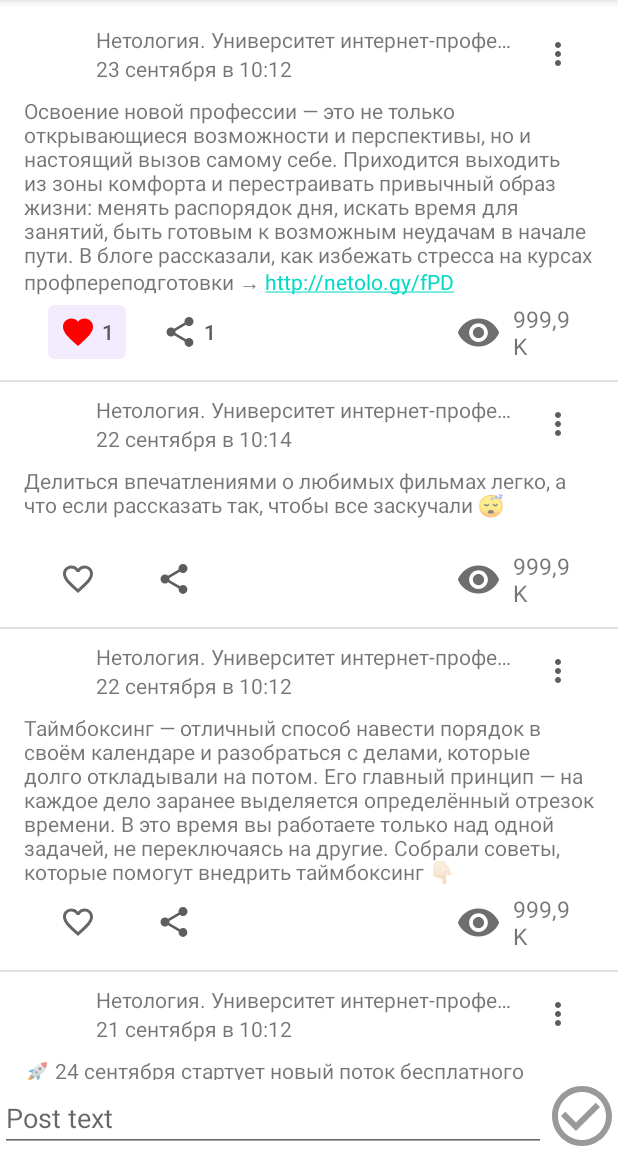
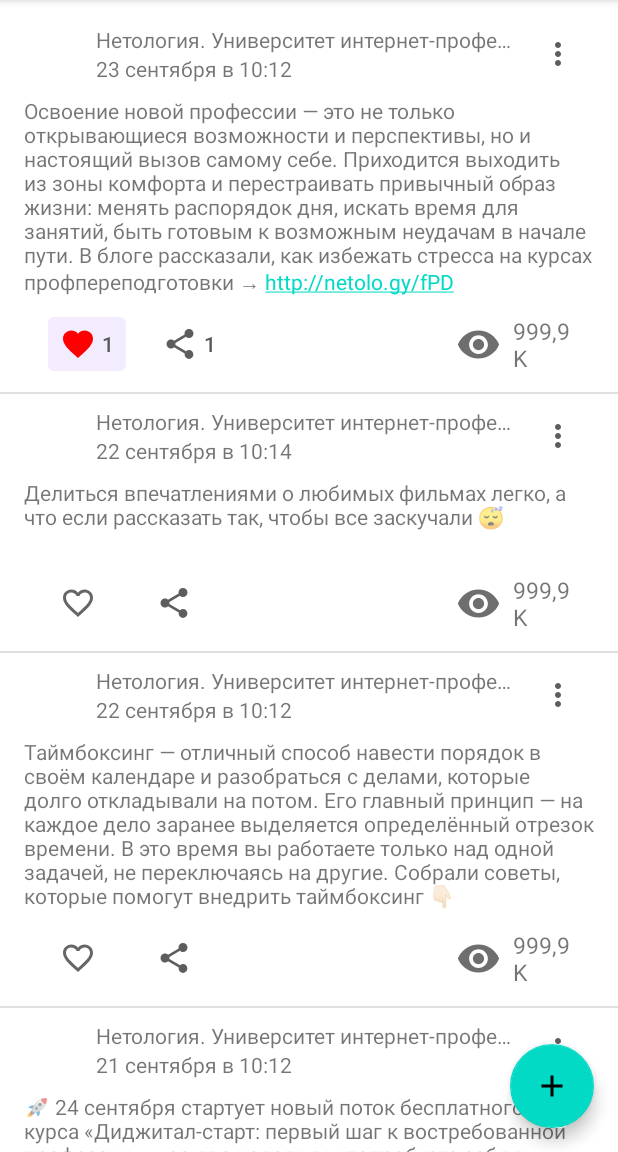
Before and after one commit to tyupik/and_first_app, an Android app: the screen it shows after launch (MainActivity), after a tap on an icon or button, on a phone screen of 412 x 824 dp, the part 84-1236 px from its top. Run offline under Robolectric (Android 15) with nearby library versions, the phone set to English and light mode, and no system bars; 3 other taps on this screen came first.

Commit message:
add new post activity

```diff
--- a/app/build.gradle
+++ b/app/build.gradle
@@ -20,6 +20,7 @@ android {
 
     buildFeatures {
         viewBinding = true
+
     }
 
     buildTypes {
--- a/app/src/main/java/ru/netology/nmedia/MainActivity.kt
+++ b/app/src/main/java/ru/netology/nmedia/MainActivity.kt
@@ -1,12 +1,12 @@
 package ru.netology.nmedia
 
+import android.app.Activity
+import android.content.Intent
 import androidx.appcompat.app.AppCompatActivity
 import android.os.Bundle
 import android.widget.Toast
 import androidx.activity.viewModels
 import androidx.constraintlayout.widget.Group
-import androidx.core.view.isInvisible
-import androidx.core.view.isVisible
 import androidx.recyclerview.widget.DividerItemDecoration
 import kotlinx.android.synthetic.main.activity_main.*
 import kotlinx.android.synthetic.main.activity_main.view.*
@@ -18,16 +18,22 @@ import ru.netology.nmedia.viewmodel.PostViewModel
 
 
 class MainActivity : AppCompatActivity() {
+    private val newPostRequestCode = 1
+    val viewModel: PostViewModel by viewModels()
     override fun onCreate(savedInstanceState: Bundle?) {
         super.onCreate(savedInstanceState)
         val binding = ActivityMainBinding.inflate(layoutInflater)
         setContentView(binding.root)
+        val adapter = PostAdapter(
+            object : PostAdapterClickListener {
+                override fun onEditClicked(post: Post) {
 
-        val viewModel: PostViewModel by viewModels()
-        val adapter = PostAdapter(
-            object: PostAdapterClickListener {
-                override fun onEditClicked(post: Post) {
-                    binding.root.edit_group.visibility = Group.VISIBLE
+                    val intent = Intent (this@MainActivity, NewPostActivity::class.java).apply {
+                        action = "post.content"
+                        putExtra("post.text", post.content)
+                    }
+                    startActivityForResult(intent, newPostRequestCode)
+
                     viewModel.edit(post)
                 }
 
@@ -40,8 +46,18 @@ class MainActivity : AppCompatActivity() {
                 }
 
                 override fun onShareClicked(post: Post) {
+
+                    val intent = Intent().apply {
+                        action = Intent.ACTION_SEND
+                        putExtra(Intent.EXTRA_TEXT, post.content)
+                        type = "text/plain"
+                    }
+
+                    val shareIntent = Intent.createChooser(intent, getString(R.string.chooser_share_post))
+                    startActivity(shareIntent)
                     viewModel.shareById(post.id)
                 }
+
 
             }
         )
@@ -49,18 +65,12 @@ class MainActivity : AppCompatActivity() {
         binding.list.adapter = adapter
         binding.list.addItemDecoration(DividerItemDecoration(this, DividerItemDecoration.VERTICAL))
         viewModel.data.observe(this, adapter::submitList)
-        viewModel.edited.observe(this) {
-            binding.content.setText(it.content)
-            binding.editableText.text = it.content
-            if (it.content.isNotBlank()) {
-                binding.content.requestFocus()
-            }
-        }
 
-        binding.save.setOnClickListener{
-            val text = binding.content.text?.toString().orEmpty()
+        binding.save.setOnClickListener {
+            val text = binding.content.text?.toString().orEmpty().trim()
             if (text.isBlank()) {
-                Toast.makeText(this, getString(R.string.empty_post_error), Toast.LENGTH_SHORT).show()
+                Toast.makeText(this, getString(R.string.empty_post_error), Toast.LENGTH_SHORT)
+                    .show()
                 return@setOnClickListener
             }
             viewModel.changeContent(text)
@@ -69,11 +79,32 @@ class MainActivity : AppCompatActivity() {
             it.hideKeyboard()
             binding.root.edit_group.visibility = Group.GONE
         }
-        binding.cancel.setOnClickListener{
+        binding.cancel.setOnClickListener {
             viewModel.cancelEditing()
             binding.content.clearFocus()
             it.hideKeyboard()
             binding.root.edit_group.visibility = Group.GONE
         }
+        binding.fab.setOnClickListener{
+            val intent = Intent(this, NewPostActivity::class.java)
+            startActivityForResult(intent, newPostRequestCode)
+        }
+
+    }
+
+    override fun onActivityResult(requestCode: Int, resultCode: Int, data: Intent?) {
+        super.onActivityResult(requestCode, resultCode, data)
+        when (requestCode) {
+            newPostRequestCode -> {
+                if (resultCode != Activity.RESULT_OK){
+                    return
+                }
+
+                data?.getStringExtra(Intent.EXTRA_TEXT)?.let{
+                    viewModel.changeContent(it)
+                    viewModel.save()
+                }
+            }
+        }
     }
 }
--- a/app/src/main/java/ru/netology/nmedia/repository/PostRepositoryInMemory.kt
+++ b/app/src/main/java/ru/netology/nmedia/repository/PostRepositoryInMemory.kt
@@ -1,5 +1,6 @@
 package ru.netology.nmedia.repository
 
+import android.content.Intent
 import androidx.lifecycle.MutableLiveData
 import ru.netology.nmedia.Post
 
@@ -86,6 +87,7 @@ class PostRepositoryInMemory : PostRepository {
         data.value = data.value?.map {
             if (it.id == id) it.copy(shareCount = it.shareCount.inc()) else it
         }
+
     }
 
     override fun removeById(id: Long) {
--- /dev/null
+++ b/app/src/main/res/drawable/ic_add_24dp.xml
@@ -0,0 +1,5 @@
+<vector android:height="24dp" android:tint="#FFFFFF"
+    android:viewportHeight="24" android:viewportWidth="24"
+    android:width="24dp" xmlns:android="http://schemas.android.com/apk/res/android">
+    <path android:fillColor="@android:color/white" android:pathData="M19,13h-6v6h-2v-6H5v-2h6V5h2v6h6v2z"/>
+</vector>
--- /dev/null
+++ b/app/src/main/res/drawable/ic_ok_24dp.xml
@@ -0,0 +1,5 @@
+<vector android:height="24dp" android:tint="#FFFFFF"
+    android:viewportHeight="24" android:viewportWidth="24"
+    android:width="24dp" xmlns:android="http://schemas.android.com/apk/res/android">
+    <path android:fillColor="@android:color/white" android:pathData="M9,16.17L4.83,12l-1.42,1.41L9,19 21,7l-1.41,-1.41z"/>
+</vector>
--- a/app/src/main/res/layout/activity_main.xml
+++ b/app/src/main/res/layout/activity_main.xml
@@ -54,7 +54,7 @@
         android:layout_width="0dp"
         android:layout_height="0dp"
         android:visibility="gone"
-        app:constraint_referenced_ids="cancel, edit_pic, edit_label, editable_text"
+        app:constraint_referenced_ids="cancel, edit_pic, edit_label, editable_text, content, save"
         tools:ignore="NotSibling" />
 
     <ImageView
@@ -106,4 +106,14 @@
         app:layout_constraintStart_toEndOf="@+id/edit_pic"
         app:layout_constraintTop_toBottomOf="@id/edit_label"
         android:textSize="13sp" />
+
+    <com.google.android.material.floatingactionbutton.FloatingActionButton
+        android:id="@+id/fab"
+        android:layout_width="wrap_content"
+        android:layout_height="wrap_content"
+        android:layout_margin="@dimen/fab_margin"
+        android:clickable="true"
+        app:layout_constraintBottom_toBottomOf="parent"
+        app:layout_constraintEnd_toEndOf="parent"
+        app:srcCompat="@drawable/ic_add_24dp" />
 </androidx.constraintlayout.widget.ConstraintLayout>
--- a/app/src/main/res/layout/item_post.xml
+++ b/app/src/main/res/layout/item_post.xml
@@ -34,14 +34,6 @@
         app:layout_goneMarginStart="8dp"
         tools:text="@sample/posts.json/data/published" />
 
-<!--    <ImageView-->
-<!--        android:id="@+id/menu"-->
-<!--        android:layout_width="24dp"-->
-<!--        android:layout_height="24dp"-->
-<!--        app:layout_constraintBottom_toBottomOf="@id/avatarIv"-->
-<!--        app:layout_constraintEnd_toEndOf="parent"-->
-<!--        app:layout_constraintTop_toTopOf="@id/avatarIv"-->
-<!--        app:srcCompat="@drawable/ic_baseline_more_vert_24" />-->
 
     <com.google.android.material.button.MaterialButton
         android:id="@+id/menu"
@@ -76,13 +68,12 @@
         android:layout_marginBottom="8dp"
         app:layout_constraintStart_toStartOf="parent"
         app:layout_constraintEnd_toEndOf="parent"
+        app:layout_constraintBottom_toTopOf="@id/barrier2"
         android:autoLink="web"
-        android:layout_width="wrap_content"
+        android:layout_width="0dp"
         android:layout_height="wrap_content"
         tools:text="@sample/posts.json/data/content"
-        app:layout_constraintTop_toBottomOf="@id/barrier"
-        tools:layout_editor_absoluteX="45dp"
-        tools:layout_editor_absoluteY="86dp" />
+        app:layout_constraintTop_toBottomOf="@id/barrier" />
 
     <androidx.constraintlayout.widget.Barrier
         android:id="@+id/barrier2"
--- a/app/src/main/res/values/strings.xml
+++ b/app/src/main/res/values/strings.xml
@@ -6,4 +6,6 @@
     <string name="empty_post_error">Empty post!</string>
     <string name="edit_text">Edit message</string>
     <string name="hint_post_text">Post text</string>
+    <string name="chooser_share_post">Share post</string>
+    <string name="error_empty_content">Content can\'t be empty</string>
 </resources>
```
Also changed, not shown: app/src/main/AndroidManifest.xml (+17 -0 lines), app/src/main/java/ru/netology/nmedia/IntentHandlerActivity.kt (added, +31 -0 lines), app/src/main/java/ru/netology/nmedia/NewPostActivity.kt (added, +53 -0 lines), app/src/main/res/layout/activity_intent_handler.xml (added, +9 -0 lines), app/src/main/res/layout/activity_new_post.xml (added, +33 -0 lines), 1 other file.
